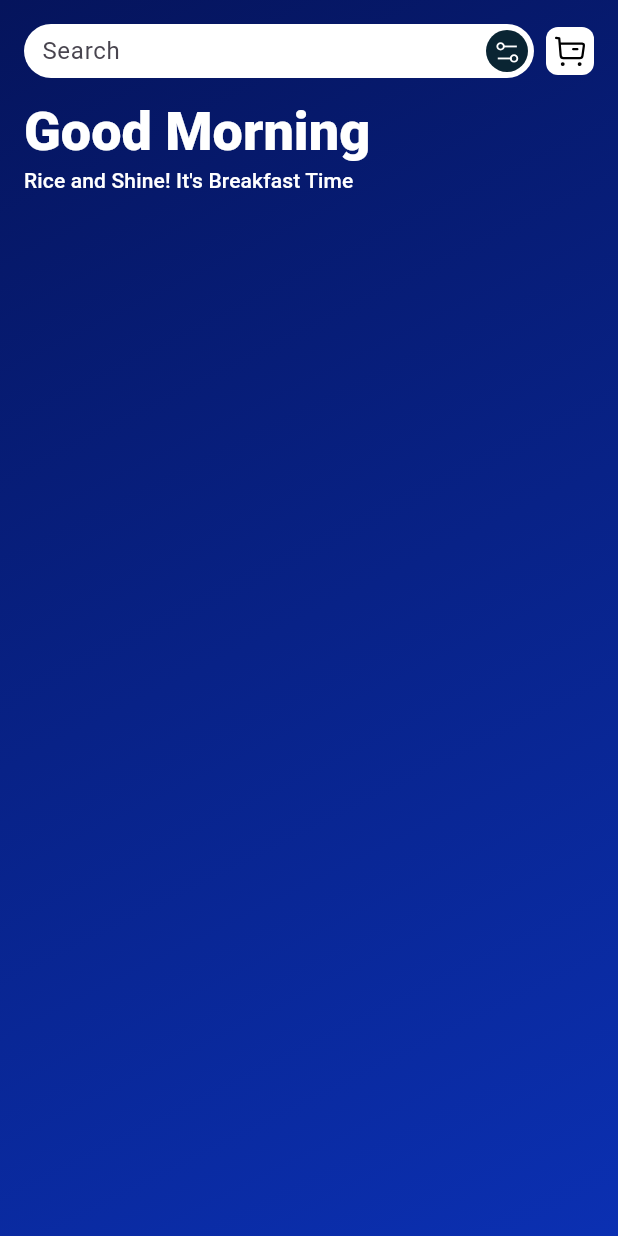
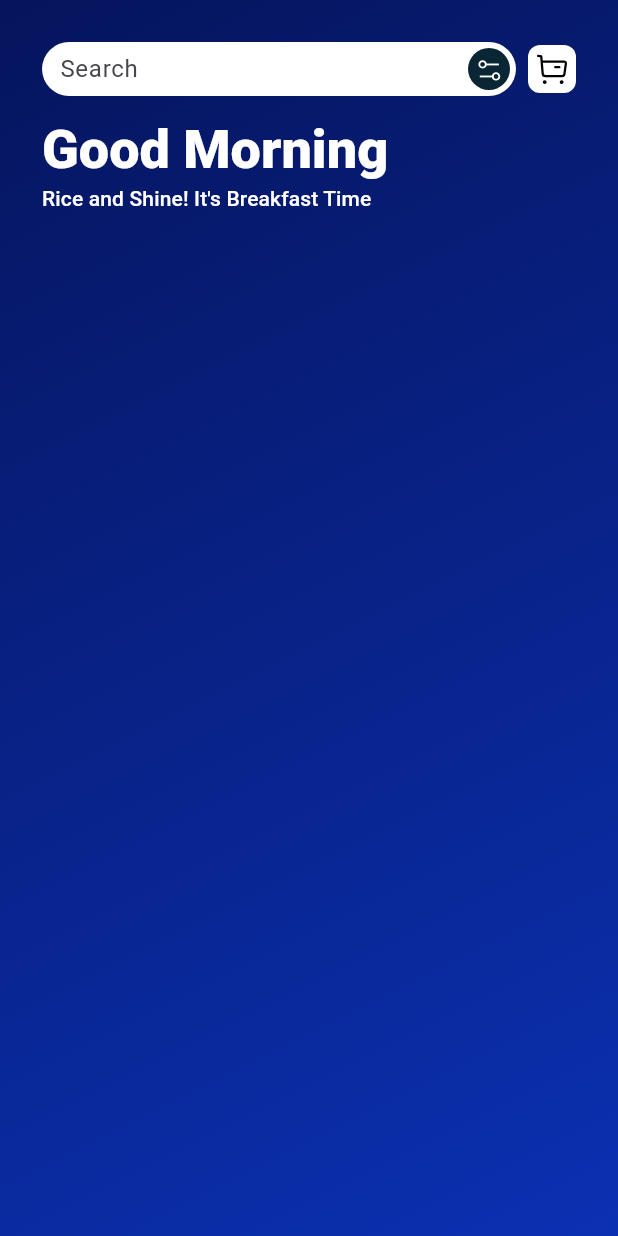
Before and after one commit to Jessepelumi/my_street_tab, a Flutter app: the HomeHeader widget shown alone on an empty page, opened directly, on a phone screen of 412 x 824 dp. Run offline on Flutter 3.47's test engine with Material 3 defaults, Android fonts, the light colour scheme and no system bars; our stand-ins replace flutter_svg, get, google_fonts.

Commit message:
modified padding

```diff
--- a/lib/src/modules/views/users/home/widgets/home_header.dart
+++ b/lib/src/modules/views/users/home/widgets/home_header.dart
@@ -14,7 +14,7 @@ class HomeHeader extends StatelessWidget {
     return ClipPath(
       //clipper: CustomCurveClipper(),
       child: Container(
-        padding: const EdgeInsets.all(medium),
+        padding: const EdgeInsets.all(large),
         decoration: const BoxDecoration(
           gradient: LinearGradient(
             colors: [primary, primaryTwo],
```
